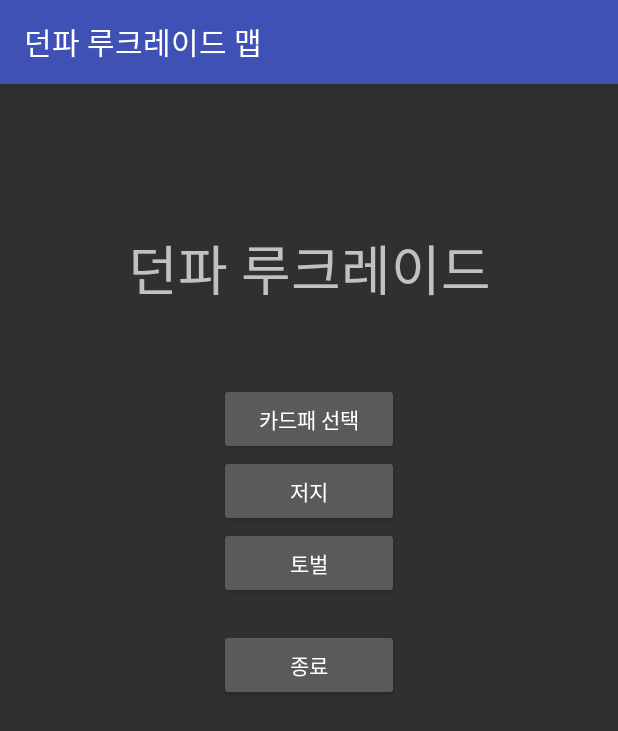
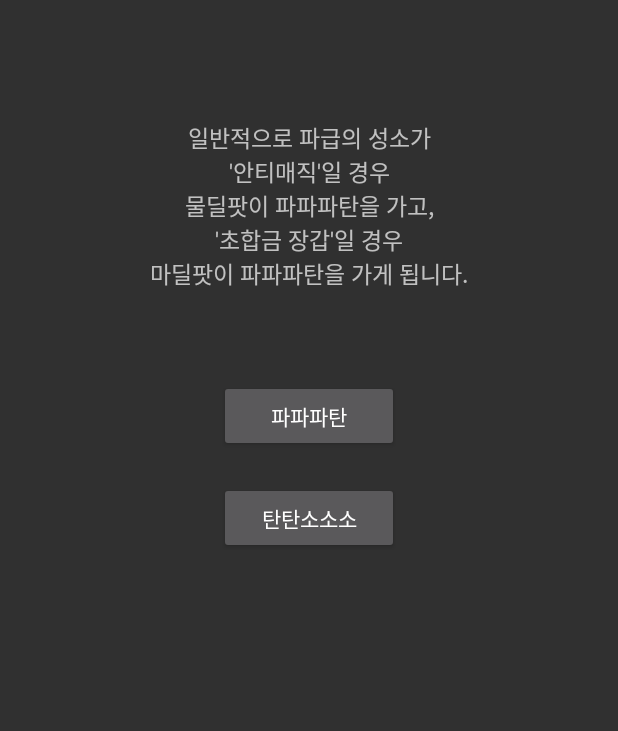
Before and after one commit to hanmini0908/yabongguri, an Android app: the screen it shows after launch (MainActivity before the commit, Jj after it), after a tap on "저지", on a phone screen of 412 x 824 dp. Shown: the top 731 px of the screen. Run offline under Robolectric (Android 15) with nearby library versions, the phone set to English and light mode, and no system bars.

Commit message:
저지, 토벌 일부 activity와 class 생성

```diff
--- a/DnfLukeLaidMap/app/src/main/java/com/yabongguri/dnflukelaidmap/CardPattern.java
+++ b/DnfLukeLaidMap/app/src/main/java/com/yabongguri/dnflukelaidmap/CardPattern.java
@@ -21,7 +21,8 @@ public class CardPattern extends Activity implements View.OnClickListener {
 
         mRg_tan = (RadioGroup)findViewById(R.id.rg_tan);
         int nId = RuntimeConfig.getCardPreference(this);
-        mRg_tan.check(nId);
+        if (nId != 0)
+            mRg_tan.check(nId);
 
         mBtn_card_save = (Button)findViewById(R.id.btn_card_save);
         mBtn_card_save.setOnClickListener(this);
@@ -31,6 +32,7 @@ public class CardPattern extends Activity implements View.OnClickListener {
         if (v.getId() == R.id.btn_card_save) {
             int nId = mRg_tan.getCheckedRadioButtonId();
             RuntimeConfig.setCardPreference(this, nId);
+            finish();
         }
     }
 }
--- a/DnfLukeLaidMap/app/src/main/java/com/yabongguri/dnflukelaidmap/Jj.java
+++ b/DnfLukeLaidMap/app/src/main/java/com/yabongguri/dnflukelaidmap/Jj.java
@@ -1,8 +1,16 @@
 package com.yabongguri.dnflukelaidmap;
+
+import android.app.Activity;
+import android.os.Bundle;
 
 /**
  * Created by BitnaKeum on 2017-11-13.
  */
 
-public class Jj {
+public class Jj extends Activity {
+
+    protected void onCreate(Bundle savedInstanceState) {
+        super.onCreate(savedInstanceState);
+        setContentView(R.layout.activity_jj);
+    }
 }
--- /dev/null
+++ b/DnfLukeLaidMap/app/src/main/res/layout/activity_jj.xml
@@ -0,0 +1,44 @@
+<?xml version="1.0" encoding="utf-8"?>
+<LinearLayout xmlns:android="http://schemas.android.com/apk/res/android"
+              android:orientation="vertical"
+              android:layout_width="match_parent"
+              android:layout_height="match_parent">
+    <LinearLayout
+        android:orientation="vertical"
+        android:layout_width="match_parent"
+        android:layout_height="wrap_content"
+        android:layout_centerHorizontal="true"
+        android:layout_marginTop="80dp"
+        android:layout_marginBottom="20dp">
+        <TextView
+            android:layout_width="match_parent"
+            android:layout_height="wrap_content"
+            android:text="일반적으로 파급의 성소가\n'안티매직'일 경우\n물딜팟이 파파파탄을 가고,\n'초합금 장갑'일 경우\n마딜팟이 파파파탄을 가게 됩니다."
+            android:textSize="15sp"
+            android:textAlignment="center"
+            android:layout_alignParentLeft="true"
+            android:layout_alignParentStart="true"/>
+    </LinearLayout>
+
+    <LinearLayout
+        android:orientation="vertical"
+        android:layout_width="match_parent"
+        android:layout_height="wrap_content"
+        android:layout_centerHorizontal="true"
+        android:layout_marginTop="40dp">
+
+        <Button
+            android:text="파파파탄"
+            android:layout_width="120dp"
+            android:layout_height="wrap_content"
+            android:id="@+id/btn_pppt"
+            android:layout_gravity="center_horizontal"
+            android:layout_marginBottom="20dp"/>
+        <Button
+            android:text="탄탄소소소"
+            android:layout_width="120dp"
+            android:layout_height="wrap_content"
+            android:id="@+id/btn_ttsss"
+            android:layout_gravity="center_horizontal"/>
+    </LinearLayout>
+</LinearLayout>
--- a/DnfLukeLaidMap/app/src/main/res/layout/activity_main.xml
+++ b/DnfLukeLaidMap/app/src/main/res/layout/activity_main.xml
@@ -10,7 +10,7 @@
     android:paddingLeft="@dimen/activity_horizontal_margin"
     android:paddingRight="@dimen/activity_horizontal_margin"
     android:paddingTop="@dimen/activity_vertical_margin"
-    tools:context="com.yabogguri.dnflukelaidmap.com.yabongguri.dnflukelaidmap.MainActivity">
+    tools:context="com.yabongguri.dnflukelaidmap.MainActivity">
 
     <LinearLayout
         android:orientation="vertical"
```
Also changed, not shown: DnfLukeLaidMap/app/src/main/AndroidManifest.xml (+8 -0 lines), DnfLukeLaidMap/app/src/main/java/com/yabongguri/dnflukelaidmap/Tb.java (+9 -1 lines), DnfLukeLaidMap/app/src/main/java/com/yabongguri/dnflukelaidmap/juji/PpptPa1.java (added, +8 -0 lines), DnfLukeLaidMap/app/src/main/java/com/yabongguri/dnflukelaidmap/juji/PpptPa2.java (added, +9 -0 lines), DnfLukeLaidMap/app/src/main/java/com/yabongguri/dnflukelaidmap/juji/PpptPa3.java (added, +8 -0 lines), DnfLukeLaidMap/app/src/main/java/com/yabongguri/dnflukelaidmap/juji/PpptTan3.java (added, +8 -0 lines), DnfLukeLaidMap/app/src/main/java/com/yabongguri/dnflukelaidmap/juji/TtsssSo1.java (added, +8 -0 lines), DnfLukeLaidMap/app/src/main/java/com/yabongguri/dnflukelaidmap/juji/TtsssSo2.java (added, +8 -0 lines), DnfLukeLaidMap/app/src/main/java/com/yabongguri/dnflukelaidmap/juji/TtsssSo3.java (added, +8 -0 lines), DnfLukeLaidMap/app/src/main/java/com/yabongguri/dnflukelaidmap/juji/TtsssTan1.java (added, +8 -0 lines), DnfLukeLaidMap/app/src/main/java/com/yabongguri/dnflukelaidmap/juji/TtsssTan2.java (added, +8 -0 lines), DnfLukeLaidMap/app/src/main/res/layout/activity_tb.xml (added, +44 -0 lines).
